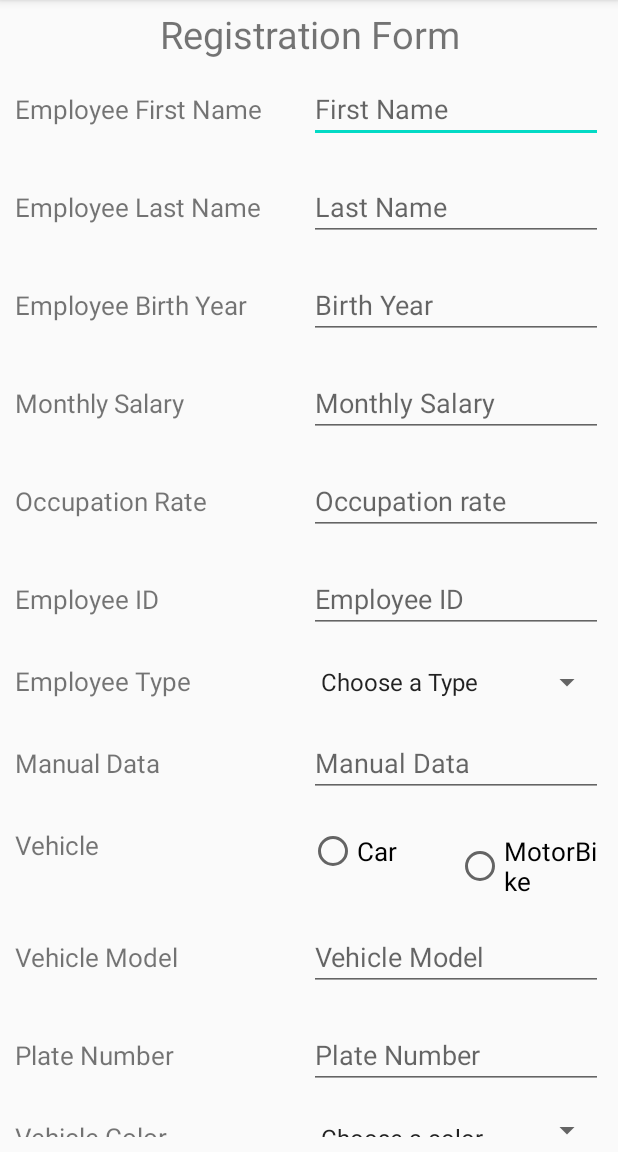
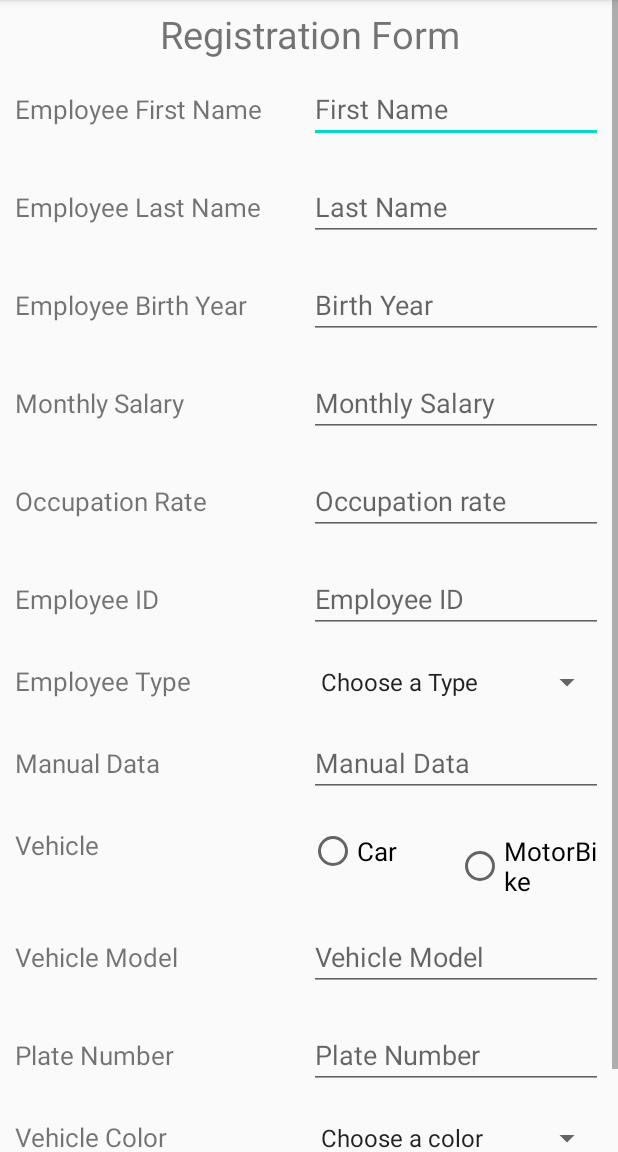
Before and after one commit to codey-singh/androidTermProject, an Android app: the registrationform2 screen opened directly, with no data from a screen before it, on a phone screen of 412 x 824 dp, the part 84-1236 px from its top. Run offline under Robolectric (Android 15) with nearby library versions, the phone set to English and light mode, and no system bars.

Commit message:
Fixed layout and changes in database helper

```diff
--- a/app/src/main/java/com/example/androidtermproject/MainActivity.java
+++ b/app/src/main/java/com/example/androidtermproject/MainActivity.java
@@ -16,7 +16,7 @@ public class MainActivity extends AppCompatActivity {
     }
 
     public void goToReg(View view) {
-        Intent intent = new Intent(this, EmpRegistrationActivity.class);
+        Intent intent = new Intent(this, registrationform2.class);
         startActivity(intent);
     }
 }
--- a/app/src/main/res/layout/activity_registrationform2.xml
+++ b/app/src/main/res/layout/activity_registrationform2.xml
@@ -1,13 +1,15 @@
 <?xml version="1.0" encoding="utf-8"?>
-<LinearLayout xmlns:android="http://schemas.android.com/apk/res/android"
-    xmlns:app="http://schemas.android.com/apk/res-auto"
+<ScrollView xmlns:android="http://schemas.android.com/apk/res/android"
     xmlns:tools="http://schemas.android.com/tools"
     android:layout_width="match_parent"
     android:layout_height="match_parent"
     android:orientation="vertical"
     tools:context=".registrationform2">
-
-
+    <LinearLayout
+        android:layout_width="match_parent"
+        android:layout_height="match_parent"
+        android:orientation="vertical"
+>
         <LinearLayout
             android:layout_width="match_parent"
             android:layout_height="wrap_content">
@@ -329,3 +331,5 @@
         </LinearLayout>
 
     </LinearLayout>
+
+</ScrollView>
```
Also changed, not shown: app/src/main/java/com/example/androidtermproject/business/DatabaseHelper.java (+55 -3 lines). Lines whose indentation alone changed are shown as unchanged.
